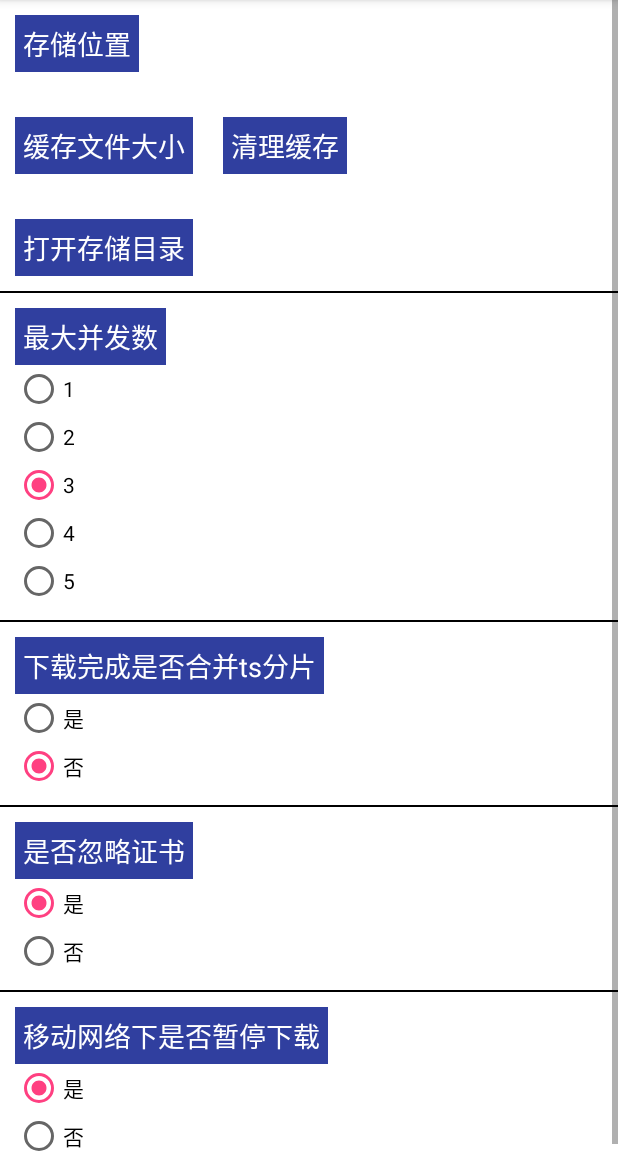
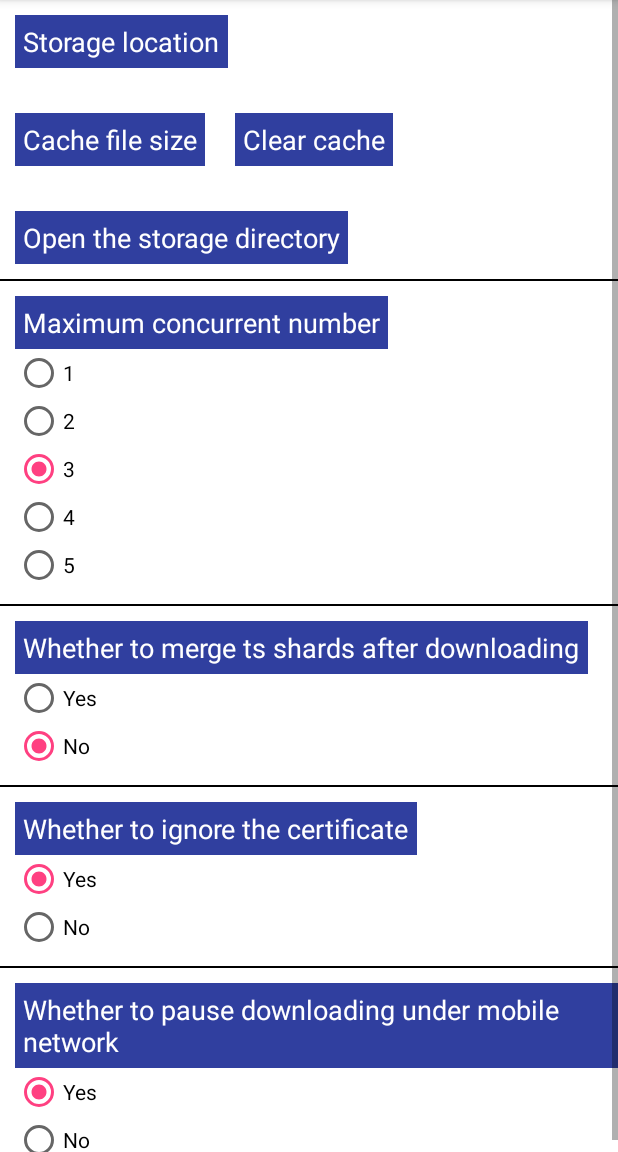
Before and after one commit to JeffMony/VideoDownloader, an Android app: the DownloadSettingsActivity screen opened directly, with no data from a screen before it, on a phone screen of 412 x 824 dp, the part 84-1236 px from its top. Run offline under Robolectric (Android 15) with nearby library versions, the phone set to English and light mode, and no system bars; libraries missing offline, so code that uses them is left out: com.jeffmony.m3u8library; 4 statements that could not run were skipped.

Commit message:
Support Multi-language

```diff
--- a/app/src/main/java/com/jeffmony/videodemo/merge/VideoMergeActivity.java
+++ b/app/src/main/java/com/jeffmony/videodemo/merge/VideoMergeActivity.java
@@ -69,7 +69,7 @@ public class VideoMergeActivity extends AppCompatActivity implements View.OnClic
             public void onTransformProgress(float progress) {
                 LogUtils.i(TAG, "onTransformProgress progress="+progress);
                 DecimalFormat format = new DecimalFormat(".00");
-                mTransformProgressTxt.setText("已经转换的进度: " + format.format(progress) + "%");
+                mTransformProgressTxt.setText(String.format(getResources().getString(R.string.convert_progress), format.format(progress)));
             }
 
             @Override
--- a/app/src/main/res/layout/activity_download_settings.xml
+++ b/app/src/main/res/layout/activity_download_settings.xml
@@ -11,18 +11,18 @@
         android:layout_height="match_parent" >
         <TextView
             android:layout_marginTop="10dp"
-            android:layout_marginLeft="10dp"
+            android:layout_marginStart="10dp"
             android:textColor="@color/white"
             android:textSize="18sp"
             android:padding="5dp"
             android:background="@color/colorPrimaryDark"
-            android:text="存储位置"
+            android:text="@string/storage_location"
             android:layout_width="wrap_content"
             android:layout_height="wrap_content" />
 
         <TextView
             android:id="@+id/store_loc_txt"
-            android:layout_marginLeft="10dp"
+            android:layout_marginStart="10dp"
             android:layout_marginTop="5dp"
             android:textColor="@color/black"
             android:layout_width="wrap_content"
@@ -35,12 +35,12 @@
 
             <TextView
                 android:layout_marginTop="5dp"
-                android:layout_marginLeft="10dp"
+                android:layout_marginStart="10dp"
                 android:textColor="@color/white"
                 android:textSize="18sp"
                 android:padding="5dp"
                 android:background="@color/colorPrimaryDark"
-                android:text="缓存文件大小"
+                android:text="@string/cache_file_size"
                 android:layout_width="wrap_content"
                 android:layout_height="wrap_content" />
             <TextView
@@ -48,17 +48,17 @@
                 android:layout_marginTop="5dp"
                 android:padding="5dp"
                 android:textSize="18sp"
-                android:text="清理缓存"
+                android:text="@string/clear_cache"
                 android:textColor="@color/white"
                 android:background="@color/colorPrimaryDark"
-                android:layout_marginLeft="20dp"
+                android:layout_marginStart="20dp"
                 android:layout_width="wrap_content"
                 android:layout_height="wrap_content" />
         </LinearLayout>
 
 
         <TextView
-            android:layout_marginLeft="10dp"
+            android:layout_marginStart="10dp"
             android:layout_marginTop="5dp"
             android:id="@+id/store_size"
             android:textColor="@color/black"
@@ -68,12 +68,12 @@
         <TextView
             android:id="@+id/open_file_txt"
             android:layout_marginTop="5dp"
-            android:layout_marginLeft="10dp"
+            android:layout_marginStart="10dp"
             android:textColor="@color/white"
             android:textSize="18sp"
             android:padding="5dp"
             android:background="@color/colorPrimaryDark"
-            android:text="打开存储目录"
+            android:text="@string/open_storage_directory"
             android:layout_width="wrap_content"
             android:layout_height="wrap_content" />
 
@@ -88,14 +88,14 @@
             android:padding="5dp"
             android:background="@color/colorPrimaryDark"
             android:textColor="@color/white"
-            android:text="最大并发数"
+            android:text="@string/maximum_concurrent_number"
             android:layout_marginTop="10dp"
-            android:layout_marginLeft="10dp"
+            android:layout_marginStart="10dp"
             android:layout_width="wrap_content"
             android:layout_height="wrap_content" />
 
         <RadioGroup
-            android:layout_marginLeft="10dp"
+            android:layout_marginStart="10dp"
             android:layout_width="wrap_content"
             android:layout_height="wrap_content" >
 
@@ -147,19 +147,19 @@
             android:padding="5dp"
             android:background="@color/colorPrimaryDark"
             android:textColor="@color/white"
-            android:text="下载完成是否合并ts分片"
+            android:text="@string/merge_ts_after_download"
             android:layout_marginTop="10dp"
-            android:layout_marginLeft="10dp"
+            android:layout_marginStart="10dp"
             android:layout_width="wrap_content"
             android:layout_height="wrap_content" />
         <RadioGroup
-            android:layout_marginLeft="10dp"
+            android:layout_marginStart="10dp"
             android:layout_width="wrap_content"
             android:layout_height="wrap_content" >
             <RadioButton
                 android:id="@+id/btn11"
                 android:textColor="@color/black"
-                android:text="是"
+                android:text="@string/yes"
                 android:layout_width="wrap_content"
                 android:layout_height="wrap_content" />
 
@@ -167,7 +167,7 @@
                 android:id="@+id/btn12"
                 android:textColor="@color/black"
                 android:checked="true"
-                android:text="否"
+                android:text="@string/no"
                 android:layout_width="wrap_content"
                 android:layout_height="wrap_content" />
         </RadioGroup>
@@ -183,27 +183,27 @@
             android:padding="5dp"
             android:background="@color/colorPrimaryDark"
             android:textColor="@color/white"
-            android:text="是否忽略证书"
+            android:text="@string/ignore_certificate"
             android:layout_marginTop="10dp"
-            android:layout_marginLeft="10dp"
+            android:layout_marginStart="10dp"
             android:layout_width="wrap_content"
             android:layout_height="wrap_content" />
         <RadioGroup
-            android:layout_marginLeft="10dp"
+            android:layout_marginStart="10dp"
             android:layout_width="wrap_content"
             android:layout_height="wrap_content" >
             <RadioButton
                 android:id="@+id/btn13"
                 android:textColor="@color/black"
                 android:checked="true"
-                android:text="是"
+                android:text="@string/yes"
                 android:layout_width="wrap_content"
                 android:layout_height="wrap_content" />
 
             <RadioButton
                 android:id="@+id/btn14"
                 android:textColor="@color/black"
-                android:text="否"
+                android:text="@string/no"
                 android:layout_width="wrap_content"
                 android:layout_height="wrap_content" />
         </RadioGroup>
@@ -219,27 +219,27 @@
             android:padding="5dp"
             android:background="@color/colorPrimaryDark"
             android:textColor="@color/white"
-            android:text="移动网络下是否暂停下载"
+            android:text="@string/pause_download_on_mobile_network"
             android:layout_marginTop="10dp"
-            android:layout_marginLeft="10dp"
+            android:layout_marginStart="10dp"
             android:layout_width="wrap_content"
             android:layout_height="wrap_content" />
         <RadioGroup
-            android:layout_marginLeft="10dp"
+            android:layout_marginStart="10dp"
             android:layout_width="wrap_content"
             android:layout_height="wrap_content" >
             <RadioButton
                 android:id="@+id/btn15"
                 android:textColor="@color/black"
                 android:checked="true"
-                android:text="是"
+                android:text="@string/yes"
                 android:layout_width="wrap_content"
                 android:layout_height="wrap_content" />
 
             <RadioButton
                 android:id="@+id/btn16"
                 android:textColor="@color/black"
-                android:text="否"
+                android:text="@string/no"
                 android:layout_width="wrap_content"
                 android:layout_height="wrap_content" />
         </RadioGroup>
--- a/app/src/main/res/layout/activity_merge_download_file.xml
+++ b/app/src/main/res/layout/activity_merge_download_file.xml
@@ -7,7 +7,7 @@
     <TextView
         android:layout_marginTop="20dp"
         android:textColor="@color/black"
-        android:text="已下载M3U8文件"
+        android:text="@string/download_m3u8_file"
         android:textSize="25sp"
         android:layout_gravity="center"
         android:layout_width="wrap_content"
--- a/app/src/main/res/layout/download_item.xml
+++ b/app/src/main/res/layout/download_item.xml
@@ -23,17 +23,17 @@
         <TextView
             android:textColor="@color/black"
             android:id="@+id/status_txt"
-            android:text="未下载"
+            android:text="@string/not_downloaded"
             android:layout_width="wrap_content"
             android:layout_height="wrap_content" />
 
         <TextView
             android:id="@+id/download_play_btn"
             android:textSize="25sp"
-            android:text="点击播放"
+            android:text="@string/click_to_play"
             android:visibility="invisible"
             android:textColor="#ff0000"
-            android:layout_marginLeft="20dp"
+            android:layout_marginStart="20dp"
             android:layout_width="wrap_content"
             android:layout_height="wrap_content" />
     </LinearLayout>
--- a/app/src/main/res/values/strings.xml
+++ b/app/src/main/res/values/strings.xml
@@ -1,3 +1,37 @@
+<?xml version="1.0" encoding="utf-8"?>
 <resources>
-    <string name="app_name">VideoDownloader</string>
+    <string name="app_name" translatable="false">VideoDownloader</string>
+    <string name="not_downloaded">Not downloaded</string>
+    <string name="click_to_play">Click to play</string>
+    <string name="merge">Merge</string>
+    <string name="waiting">Waiting</string>
+    <string name="downloading">Downloading…</string>
+    <string name="enter_source_file_path">Please enter the source file path</string>
+    <string name="enter_origin_document">Please enter the original document</string>
+    <string name="enter_target_file_path">Please enter the target file path</string>
+    <string name="output_target_file">Please output the target file</string>
+    <string name="change_format">Change packaging format</string>
+    <string name="download_m3u8_file">Downloaded M3U8 file</string>
+    <string name="download_setting">Download settings</string>
+    <string name="qr_code_scan">QR code scanning</string>
+    <string name="normal_download">Normal download</string>
+    <string name="m3u8_to_mp4">Combine M3U8 to MP4</string>
+    <string name="pause_all_download_task">Pause all download tasks</string>
+    <string name="resume_all_download_task">Resume all download tasks</string>
+    <string name="storage_location">Storage location</string>
+    <string name="cache_file_size">Cache file size</string>
+    <string name="clear_cache">Clear cache</string>
+    <string name="open_storage_directory">Open the storage directory</string>
+    <string name="maximum_concurrent_number">Maximum concurrent number</string>
+    <string name="merge_ts_after_download">Whether to merge ts shards after downloading</string>
+    <string name="yes">Yes</string>
+    <string name="no">No</string>
+    <string name="ignore_certificate">Whether to ignore the certificate</string>
+    <string name="pause_download_on_mobile_network">Whether to pause downloading under mobile network</string>
+    <string name="convert_progress">The progress of the conversion: %s\%</string>
+    <string name="download_paused_downloaded_size">Download paused, already downloaded =%s</string>
+    <string name="download_completed_total_size">Download complete, total size =%s</string>
+    <string name="download_error">Download error</string>
+    <string name="progress_speed_downloaded">Progress:%s, Speed:%s, Downloaded:%s</string>
+    <string name="progress">Progress:%s</string>
 </resources>
--- a/build.gradle
+++ b/build.gradle
@@ -8,7 +8,7 @@ buildscript {
 
     }
     dependencies {
-        classpath 'com.android.tools.build:gradle:3.5.3'
+        classpath 'com.android.tools.build:gradle:4.1.2'
 
 
         // NOTE: Do not place your application dependencies here; they belong
```
Also changed, not shown: app/src/main/java/com/jeffmony/videodemo/download/VideoDownloadListAdapter.java (+8 -11 lines), app/src/main/res/layout/activity_download_list.xml (+4 -4 lines), app/src/main/res/layout/activity_main.xml (+5 -5 lines), app/src/main/res/layout/activity_player.xml (+5 -4 lines), app/src/main/res/layout/activity_video_merge.xml (+5 -5 lines), app/src/main/res/layout/m3u8_item.xml (+4 -3 lines), gradle/wrapper/gradle-wrapper.properties, 1 other file.
